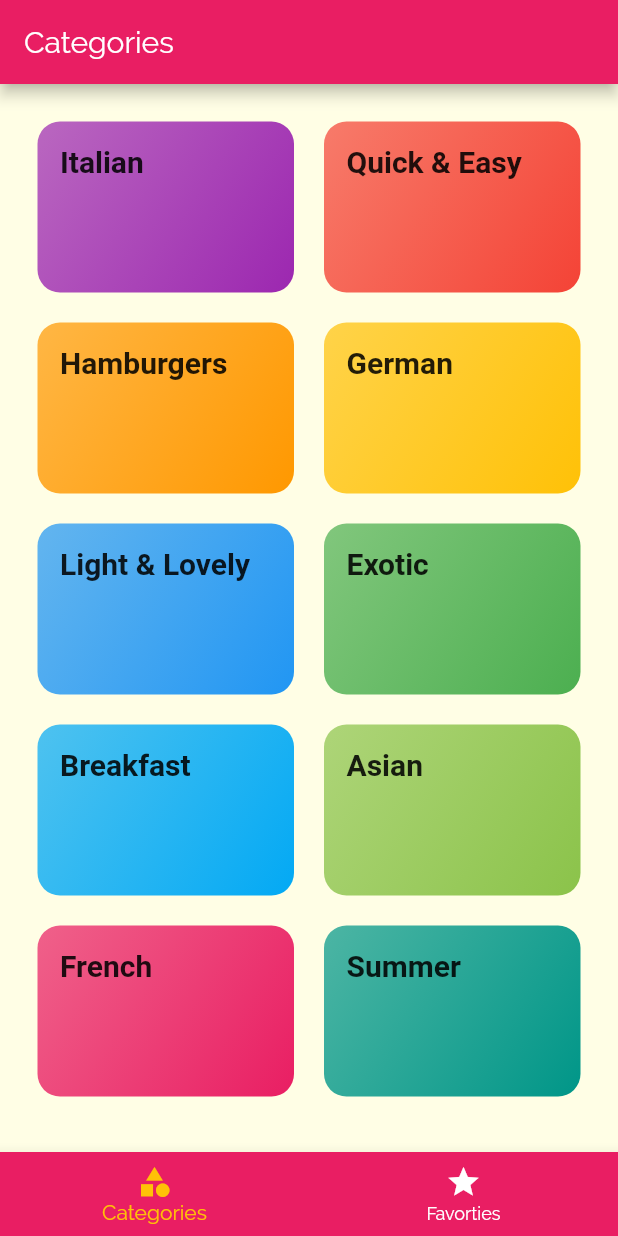
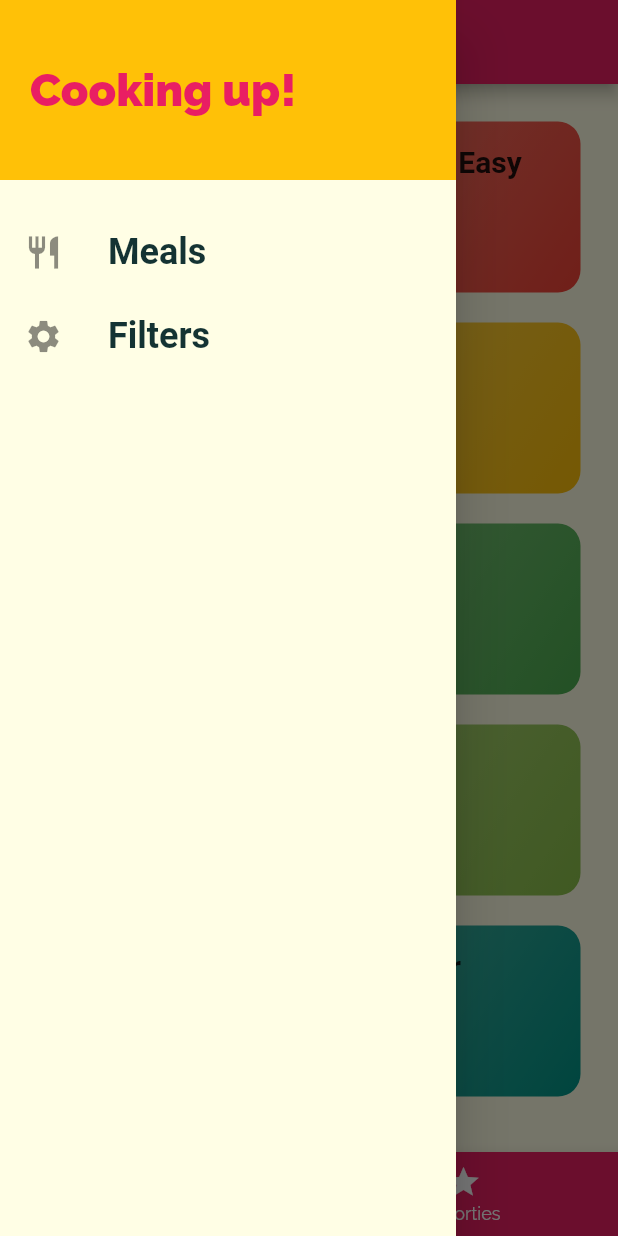
Before and after one commit to giorgiofrittoli/meal-flutter-app, a Flutter app: the screen it shows after launch, with the side drawer open (before the commit the screen has no drawer), on a phone screen of 412 x 824 dp. Run offline on Flutter 3.47's test engine with Material 2 defaults, Android fonts, the phone set to English and light mode, and no system bars; Roboto replaces fonts that are missing (RobotoCondendsed, RobotoCondesed).

Commit message:
drawer with links

```diff
--- a/lib/main.dart
+++ b/lib/main.dart
@@ -1,7 +1,8 @@
 import 'package:flutter/material.dart';
 
+import './screens/filters_screen.dart';
 import "./screens/meal_detail_screen.dart";
-import 'screens/category_meals_screen.dart';
+import './screens/category_meals_screen.dart';
 import "./screens/tabs_screen.dart";
 
 void main() => runApp(MyApp());
@@ -35,6 +36,7 @@ class MyApp extends StatelessWidget {
       routes: {
         CategoryMealScreen.routeName: (ctx) => CategoryMealScreen(),
         MealDetail.routeName: (ctx) => MealDetail(),
+        FiltersScreen.routeName: (ctx) => FiltersScreen(),
       },
       onGenerateRoute: (settings) {
         print(settings);
--- /dev/null
+++ b/lib/main_drawer.dart
@@ -0,0 +1,53 @@
+import "package:flutter/material.dart";
+
+import './screens/filters_screen.dart';
+
+class MainDrawer extends StatelessWidget {
+  Widget _buildListTile(String title, IconData icon, Function tapHandler) {
+    return ListTile(
+      leading: Icon(
+        icon,
+        size: 26,
+      ),
+      title: Text(title,
+          style: TextStyle(
+            fontFamily: "RobotoCondesed",
+            fontSize: 24,
+            fontWeight: FontWeight.bold,
+          )),
+      onTap: tapHandler,
+    );
+  }
+
+  @override
+  Widget build(BuildContext context) {
+    return Drawer(
+      child: Column(
+        children: [
+          Container(
+            color: Theme.of(context).accentColor,
+            height: 120,
+            width: double.infinity,
+            padding: EdgeInsets.all(20),
+            alignment: Alignment.centerLeft,
+            child: Text(
+              "Cooking up!",
+              style: TextStyle(
+                fontWeight: FontWeight.w900,
+                fontSize: 30,
+                color: Theme.of(context).primaryColor,
+              ),
+            ),
+          ),
+          SizedBox(
+            height: 20,
+          ),
+          _buildListTile("Meals", Icons.restaurant,
+              () => Navigator.of(context).pushNamed("/")),
+          _buildListTile("Filters", Icons.settings,
+              () => Navigator.of(context).pushNamed(FiltersScreen.routeName)),
+        ],
+      ),
+    );
+  }
+}
--- /dev/null
+++ b/lib/screens/filters_screen.dart
@@ -0,0 +1,10 @@
+import "package:flutter/material.dart";
+
+class FiltersScreen extends StatelessWidget {
+  static const routeName = "filters-screen";
+
+  @override
+  Widget build(BuildContext context) {
+    return Scaffold();
+  }
+}
--- a/lib/screens/tabs_screen.dart
+++ b/lib/screens/tabs_screen.dart
@@ -1,5 +1,6 @@
 import "package:flutter/material.dart";
 
+import "../main_drawer.dart";
 import './categories_screen.dart';
 import "./favorites_screen.dart";
 
@@ -48,6 +49,7 @@ class _TabsScreenState extends State<TabsScreen> {
           )
         ],
       ),
+      drawer: MainDrawer(),
     );
   }
 }
```
